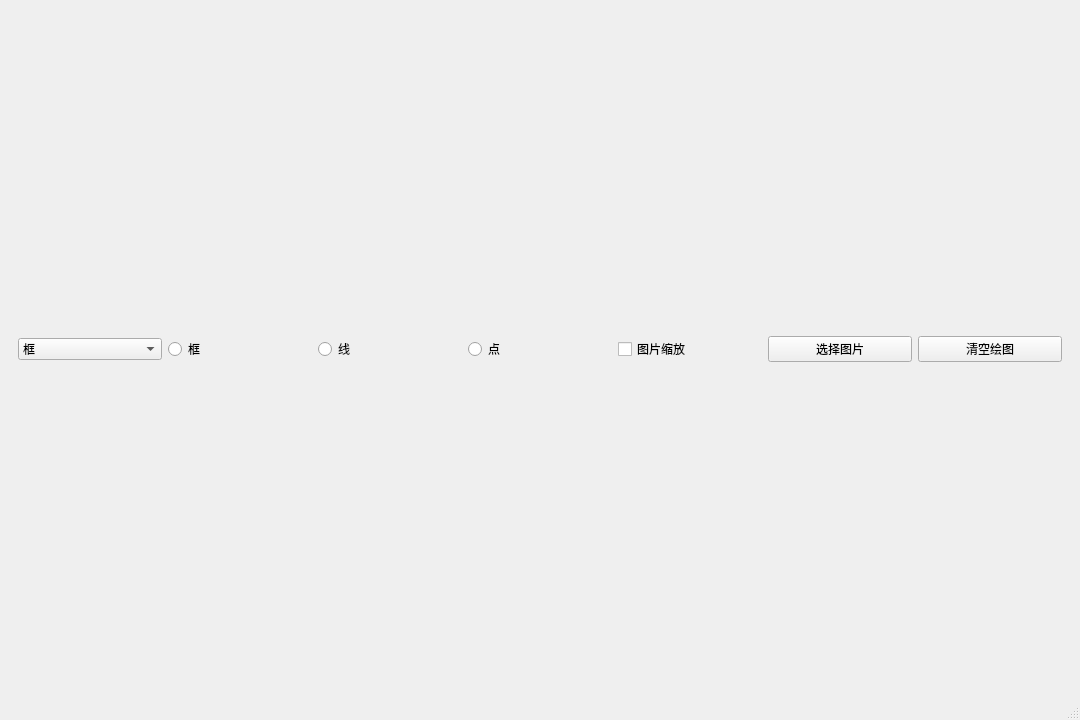
BAOfanTing/CPP_Study, file PictureFrameDemo/mainwindow.ui: the form before one commit.
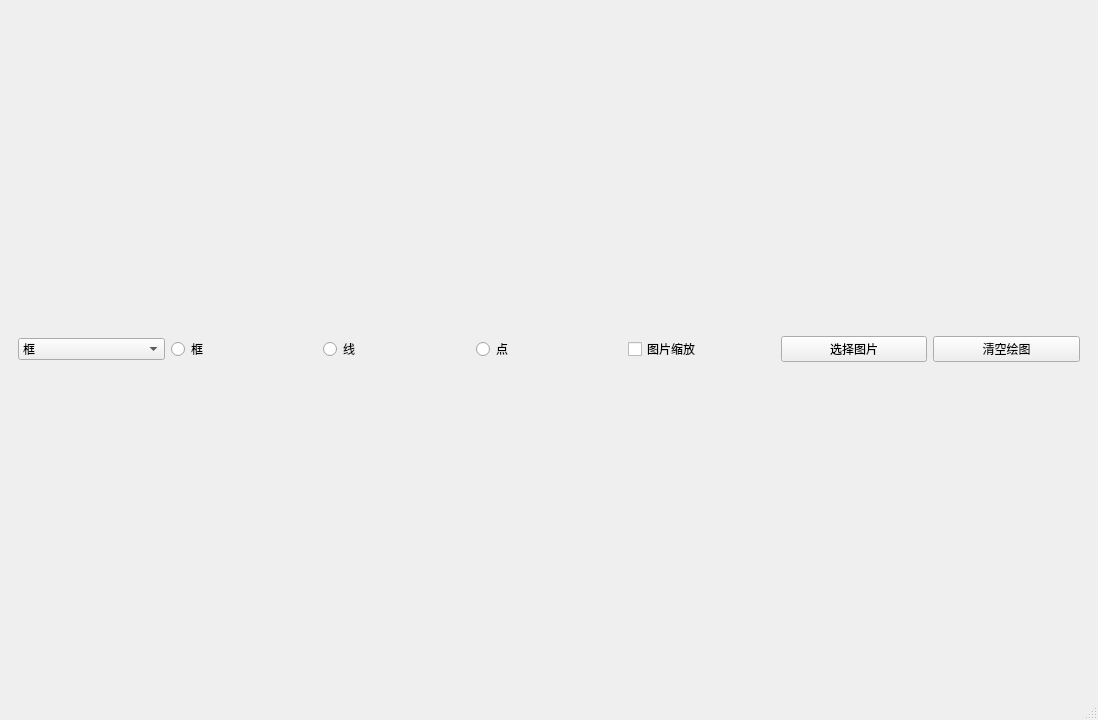
The form after the commit.

```diff
--- a/PictureFrameDemo/mainwindow.ui
+++ b/PictureFrameDemo/mainwindow.ui
@@ -6,7 +6,7 @@
    <rect>
     <x>0</x>
     <y>0</y>
-    <width>1080</width>
+    <width>1098</width>
     <height>720</height>
    </rect>
   </property>
```
Left out of the diff: 2 changed lines with no effect on the pictures.
